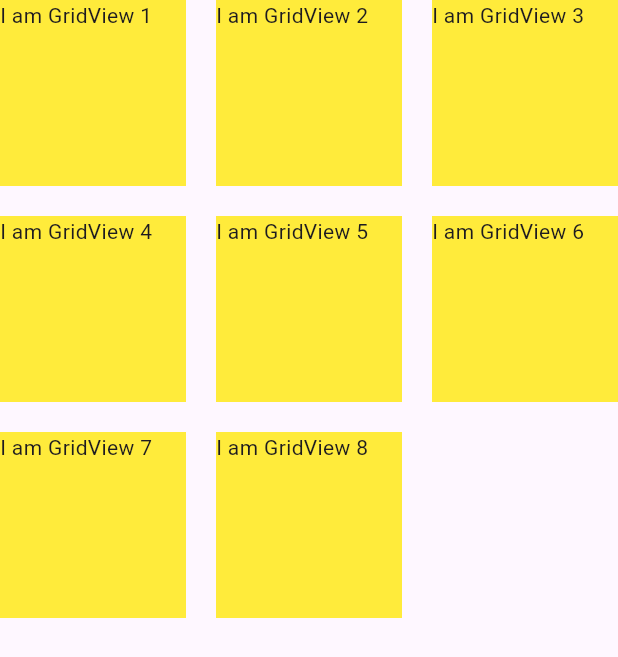
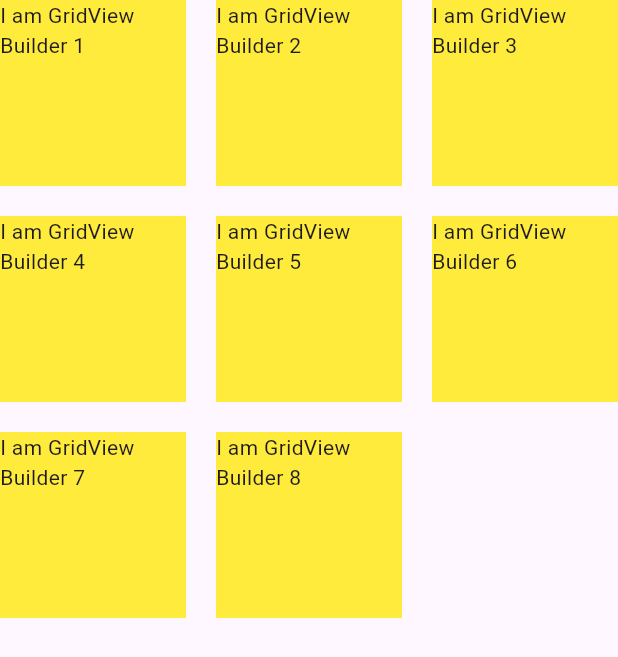
Before and after one commit to Hassanulhaq52/Fast-Track-Flutter, a Flutter app: the screen it shows after launch, on a phone screen of 412 x 824 dp. Shown: the top 657 px of the screen. Run offline on Flutter 3.47's test engine with Material 3 defaults, Android fonts, the phone set to English and light mode, and no system bars.

Commit message:
Gridview Screen.

```diff
--- a/lib/multi_child/gridview_screen.dart
+++ b/lib/multi_child/gridview_screen.dart
@@ -10,7 +10,7 @@ class GridviewScreen extends StatelessWidget {
       body: GridView.builder(gridDelegate: SliverGridDelegateWithFixedCrossAxisCount(crossAxisCount: 3, mainAxisSpacing: 20, crossAxisSpacing: 20,),itemCount: 8, itemBuilder: (context, index){
 
         return Container(color: Colors.yellow,
-        child: Text('I am GridView ${index + 1}'),);
+        child: Text('I am GridView Builder ${index + 1}'),);
 
       }),
 
```
